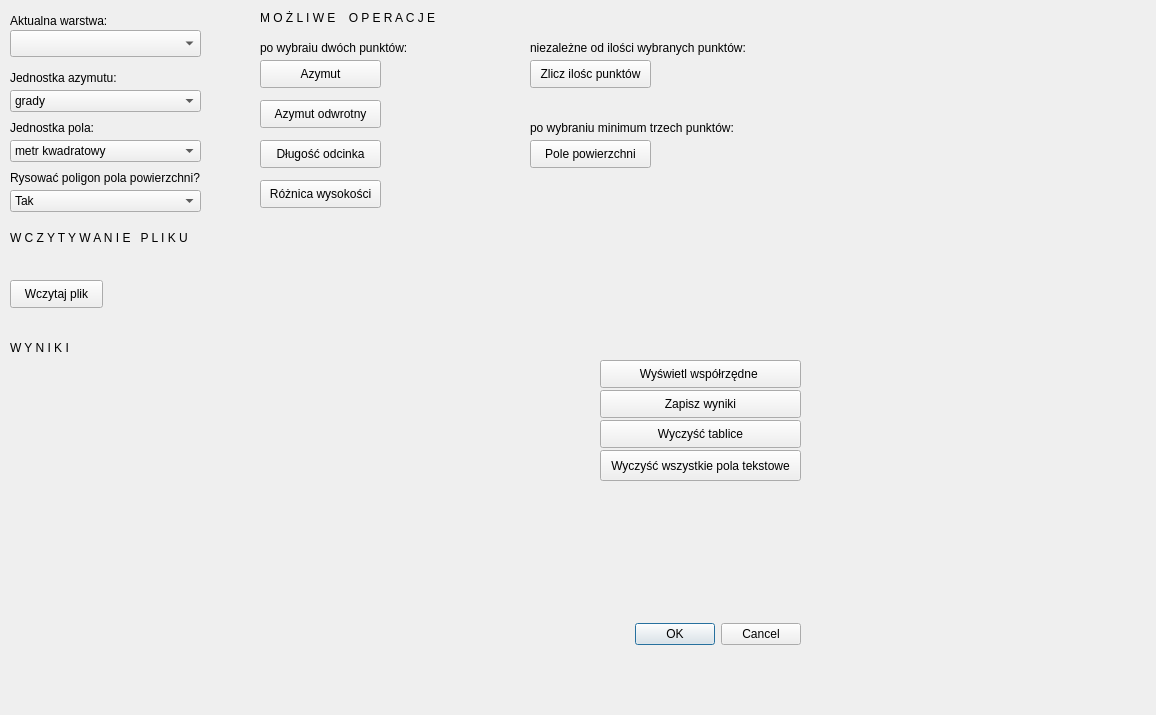
Before: the Qt Designer form wtyczkaoa/wtyczkaoa_dialog_base.ui in ozubrzycka/projekt2_wtyczka, drawn with Qt 5.
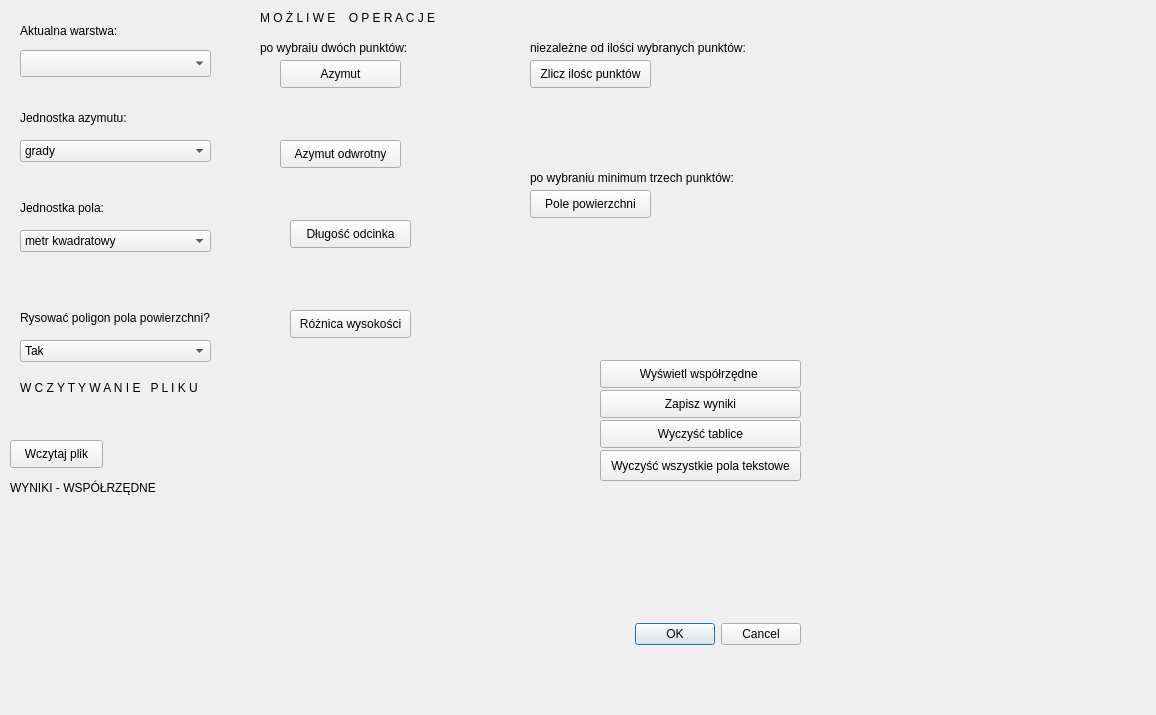
After: the same form once the commit is applied. Custom widgets are drawn as their Qt base class.

Commit message: Dodanie label dla wyników

Patch:
```diff
--- a/wtyczkaoa/wtyczkaoa_dialog_base.ui
+++ b/wtyczkaoa/wtyczkaoa_dialog_base.ui
@@ -16,8 +16,8 @@
   <widget class="QLabel" name="layer">
    <property name="geometry">
     <rect>
-     <x>10</x>
-     <y>10</y>
+     <x>20</x>
+     <y>20</y>
      <width>111</width>
      <height>21</height>
     </rect>
@@ -29,8 +29,8 @@
   <widget class="QComboBox" name="unit_azimuth">
    <property name="geometry">
     <rect>
-     <x>10</x>
-     <y>90</y>
+     <x>20</x>
+     <y>140</y>
      <width>191</width>
      <height>22</height>
     </rect>
@@ -54,8 +54,8 @@
   <widget class="QLabel" name="azimuth_unit_name">
    <property name="geometry">
     <rect>
-     <x>10</x>
-     <y>70</y>
+     <x>20</x>
+     <y>110</y>
      <width>151</width>
      <height>16</height>
     </rect>
@@ -67,8 +67,8 @@
   <widget class="QLabel" name="area_unit_name">
    <property name="geometry">
     <rect>
-     <x>10</x>
-     <y>120</y>
+     <x>20</x>
+     <y>200</y>
      <width>111</width>
      <height>16</height>
     </rect>
@@ -80,8 +80,8 @@
   <widget class="QComboBox" name="area_unit">
    <property name="geometry">
     <rect>
-     <x>10</x>
-     <y>140</y>
+     <x>20</x>
+     <y>230</y>
      <width>191</width>
      <height>22</height>
     </rect>
@@ -105,8 +105,8 @@
   <widget class="QLabel" name="polygon_name">
    <property name="geometry">
     <rect>
-     <x>10</x>
-     <y>170</y>
+     <x>20</x>
+     <y>310</y>
      <width>211</width>
      <height>16</height>
     </rect>
@@ -118,8 +118,8 @@
   <widget class="QComboBox" name="polygon_selection">
    <property name="geometry">
     <rect>
-     <x>10</x>
-     <y>190</y>
+     <x>20</x>
+     <y>340</y>
      <width>191</width>
      <height>22</height>
     </rect>
@@ -138,8 +138,8 @@
   <widget class="QgsMapLayerComboBox" name="mMapLayerComboBox_layers">
    <property name="geometry">
     <rect>
-     <x>10</x>
-     <y>30</y>
+     <x>20</x>
+     <y>50</y>
      <width>191</width>
      <height>27</height>
     </rect>
@@ -174,7 +174,7 @@
   <widget class="QPushButton" name="azimuth">
    <property name="geometry">
     <rect>
-     <x>260</x>
+     <x>280</x>
      <y>60</y>
      <width>121</width>
      <height>28</height>
@@ -187,8 +187,8 @@
   <widget class="QPushButton" name="reverse_azimuth">
    <property name="geometry">
     <rect>
-     <x>260</x>
-     <y>100</y>
+     <x>280</x>
+     <y>140</y>
      <width>121</width>
      <height>28</height>
     </rect>
@@ -200,8 +200,8 @@
   <widget class="QPushButton" name="segment_length">
    <property name="geometry">
     <rect>
-     <x>260</x>
-     <y>140</y>
+     <x>290</x>
+     <y>220</y>
      <width>121</width>
      <height>28</height>
     </rect>
@@ -213,8 +213,8 @@
   <widget class="QPushButton" name="height_difference">
    <property name="geometry">
     <rect>
-     <x>260</x>
-     <y>180</y>
+     <x>290</x>
+     <y>310</y>
      <width>121</width>
      <height>28</height>
     </rect>
@@ -227,7 +227,7 @@
    <property name="geometry">
     <rect>
      <x>530</x>
-     <y>120</y>
+     <y>170</y>
      <width>231</width>
      <height>16</height>
     </rect>
@@ -240,7 +240,7 @@
    <property name="geometry">
     <rect>
      <x>530</x>
-     <y>140</y>
+     <y>190</y>
      <width>121</width>
      <height>28</height>
     </rect>
@@ -278,8 +278,8 @@
   <widget class="QLabel" name="load_file_name">
    <property name="geometry">
     <rect>
-     <x>10</x>
-     <y>230</y>
+     <x>20</x>
+     <y>380</y>
      <width>221</width>
      <height>16</height>
     </rect>
@@ -292,7 +292,7 @@
    <property name="geometry">
     <rect>
      <x>10</x>
-     <y>250</y>
+     <y>410</y>
      <width>341</width>
      <height>27</height>
     </rect>
@@ -302,7 +302,7 @@
    <property name="geometry">
     <rect>
      <x>10</x>
-     <y>280</y>
+     <y>440</y>
      <width>93</width>
      <height>28</height>
     </rect>
@@ -328,13 +328,13 @@
    <property name="geometry">
     <rect>
      <x>10</x>
-     <y>340</y>
-     <width>71</width>
+     <y>480</y>
+     <width>201</width>
      <height>16</height>
     </rect>
    </property>
    <property name="text">
-    <string>W Y N I K I </string>
+    <string>WYNIKI - WSPÓŁRZĘDNE</string>
    </property>
   </widget>
   <widget class="QPushButton" name="clear_table">
@@ -380,9 +380,9 @@
    <property name="geometry">
     <rect>
      <x>10</x>
-     <y>370</y>
-     <width>561</width>
-     <height>271</height>
+     <y>520</y>
+     <width>291</width>
+     <height>121</height>
     </rect>
    </property>
    <property name="text">
@@ -402,6 +402,84 @@
     <set>QDialogButtonBox::Cancel|QDialogButtonBox::Ok</set>
    </property>
   </widget>
+  <widget class="QLabel" name="height_difference_result">
+   <property name="geometry">
+    <rect>
+     <x>300</x>
+     <y>350</y>
+     <width>111</width>
+     <height>31</height>
+    </rect>
+   </property>
+   <property name="text">
+    <string/>
+   </property>
+  </widget>
+  <widget class="QLabel" name="surface_area_result">
+   <property name="geometry">
+    <rect>
+     <x>530</x>
+     <y>220</y>
+     <width>111</width>
+     <height>41</height>
+    </rect>
+   </property>
+   <property name="text">
+    <string/>
+   </property>
+  </widget>
+  <widget class="QLabel" name="show_points_count">
+   <property name="geometry">
+    <rect>
+     <x>530</x>
+     <y>110</y>
+     <width>121</width>
+     <height>31</height>
+    </rect>
+   </property>
+   <property name="text">
+    <string/>
+   </property>
+  </widget>
+  <widget class="QLabel" name="segment_length_result">
+   <property name="geometry">
+    <rect>
+     <x>290</x>
+     <y>260</y>
+     <width>121</width>
+     <height>31</height>
+    </rect>
+   </property>
+   <property name="text">
+    <string/>
+   </property>
+  </widget>
+  <widget class="QLabel" name="reverse_azimuth_result">
+   <property name="geometry">
+    <rect>
+     <x>290</x>
+     <y>180</y>
+     <width>111</width>
+     <height>31</height>
+    </rect>
+   </property>
+   <property name="text">
+    <string/>
+   </property>
+  </widget>
+  <widget class="QLabel" name="azimuth_result">
+   <property name="geometry">
+    <rect>
+     <x>290</x>
+     <y>100</y>
+     <width>101</width>
+     <height>31</height>
+    </rect>
+   </property>
+   <property name="text">
+    <string/>
+   </property>
+  </widget>
  </widget>
  <customwidgets>
   <customwidget>
```
